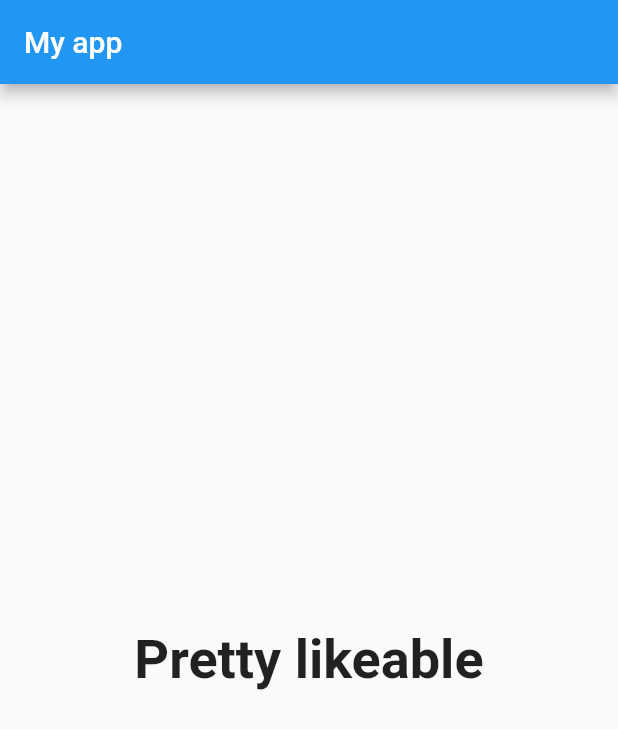
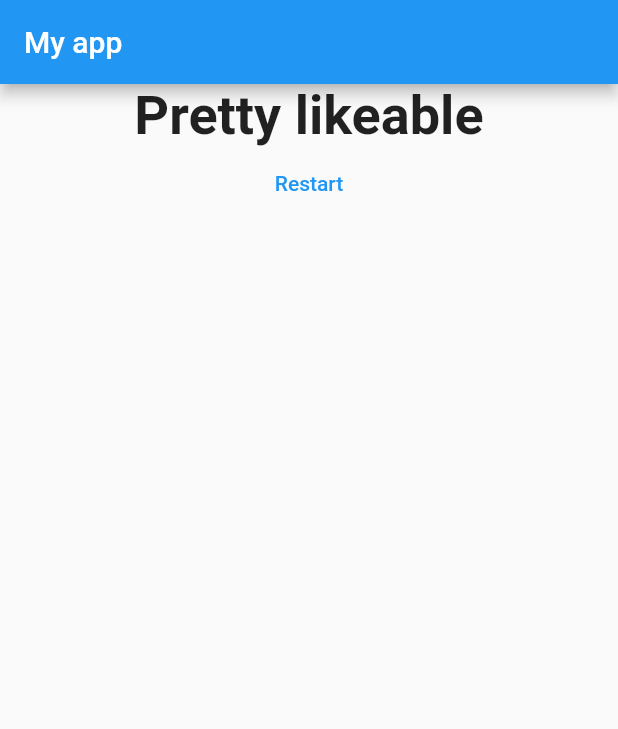
Before and after one commit to leandrouti/flutter-tutorial-start, a Flutter app: the screen it shows after launch, after a tap on "Black", after a tap on "Snake", on a phone screen of 412 x 824 dp. Shown: the top 729 px of the screen. Run offline on Flutter 3.47's test engine with Material 2 defaults, Android fonts, the phone set to English and light mode, and no system bars.

Commit message:
[add] reset button

```diff
--- a/lib/main.dart
+++ b/lib/main.dart
@@ -46,6 +46,13 @@ class _MyAppState extends State<MyApp> {
     });
   }
 
+  void _resetQuiz() {
+    setState(() {
+      this._questionIndex = 0;
+      this._totalScore = 0;
+    });
+  }
+
   @override
   Widget build(BuildContext context) {
     return MaterialApp(
@@ -59,7 +66,7 @@ class _MyAppState extends State<MyApp> {
                 questionIndex: this._questionIndex,
                 questions: this._questions,
               )
-            : Result(this._totalScore),
+            : Result(this._resetQuiz, this._totalScore),
       ),
     );
   }
--- a/lib/result.dart
+++ b/lib/result.dart
@@ -2,8 +2,9 @@ import 'package:flutter/material.dart';
 
 class Result extends StatelessWidget {
   final int resultScore;
+  final VoidCallback resetIndex;
 
-  Result(this.resultScore);
+  Result(this.resetIndex, this.resultScore);
 
   String get resultPhrase {
     var resultText = 'You did it!';
@@ -24,12 +25,20 @@ class Result extends StatelessWidget {
   @override
   Widget build(BuildContext context) {
     return Center(
-      child: Text(
-        this.resultPhrase,
-        style: TextStyle(
-          fontSize: 36,
-          fontWeight: FontWeight.bold,
-        ),
+      child: Column(
+        children: [
+          Text(
+            this.resultPhrase,
+            style: TextStyle(
+              fontSize: 36,
+              fontWeight: FontWeight.bold,
+            ),
+          ),
+          TextButton(
+            onPressed: this.resetIndex,
+            child: Text('Restart'),
+          )
+        ],
       ),
     );
   }
```
